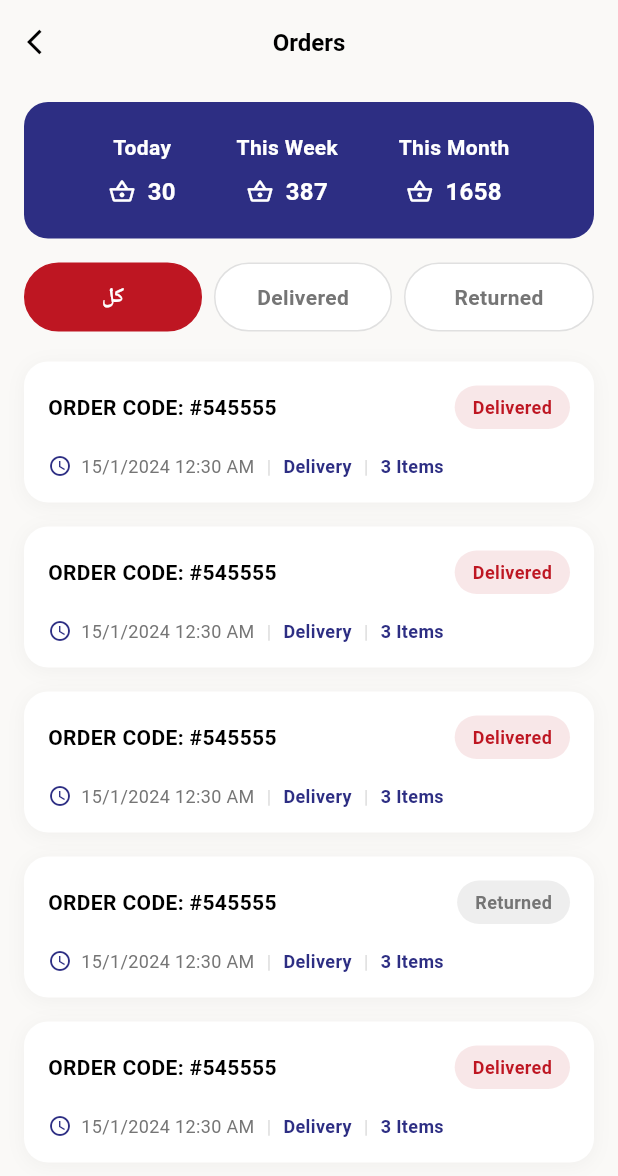
After one commit to Nour-ah/Basky_vendor, a Flutter app: the MyOrdersPage screen opened directly, on a phone screen of 412 x 824 dp. The commit adds this screen. Shown: the top 1176 px of the screen. Run offline on Flutter 3.47's test engine with Material 3 defaults, Android fonts, the phone set to English and light mode, and no system bars; our stand-ins replace cached_network_image, chewie, dartz, dio, equatable, flutter_bloc and 7 more; accounts and stored records are empty; Roboto replaces fonts that are missing (CoHeadline).

Commit message:
add my orders

```diff
--- a/lib/core/theme/app_strings.dart
+++ b/lib/core/theme/app_strings.dart
@@ -50,4 +50,15 @@ class AppStrings {
   static const String appSettings = "App Settings";
   static const String privacyPolicy = "Privacy Policy";
   static const String logOut = "Log Out";
+
+  // Orders
+  static const String orders = "Orders";
+  static const String today = "Today";
+  static const String thisWeek = "This Week";
+  static const String thisMonth = "This Month";
+  static const String delivered = "Delivered";
+  static const String returned = "Returned";
+  static const String orderCode = "ORDER CODE";
+  static const String delivery = "Delivery";
+  static const String items = "Items";
 }
--- a/lib/features/home/presentation/widgets/home_drawer.dart
+++ b/lib/features/home/presentation/widgets/home_drawer.dart
@@ -2,6 +2,7 @@ import 'package:flutter/material.dart';
 import '../../../../core/theme/app_colors.dart';
 import '../../../../core/theme/app_strings.dart';
 import '../../../../core/theme/app_text_styles.dart';
+import '../../../orders/presentation/pages/my_orders_page.dart';
 import '../models/drawer_item_model.dart';
 import 'drawer_header_widget.dart';
 import 'drawer_item_widget.dart';
@@ -30,7 +31,12 @@ class HomeDrawer extends StatelessWidget {
       DrawerItemModel(
         icon: Icons.list_alt,
         title: AppStrings.myOrders,
-        onTap: () {},
+        onTap: () {
+          Navigator.push(
+            context,
+            MaterialPageRoute(builder: (context) => const MyOrdersPage()),
+          );
+        },
       ),
       DrawerItemModel(
         icon: Icons.restaurant_outlined,
--- /dev/null
+++ b/lib/features/orders/presentation/models/order_card_model.dart
@@ -0,0 +1,17 @@
+class OrderCardModel {
+  final String orderCode;
+  final String status; // e.g., "Delivered", "Returned"
+  final String dateTime;
+  final String orderType; // e.g., "Delivery"
+  final int itemCount;
+
+  OrderCardModel({
+    required this.orderCode,
+    required this.status,
+    required this.dateTime,
+    required this.orderType,
+    required this.itemCount,
+  });
+
+  bool get isDelivered => status.toLowerCase() == 'delivered';
+}
--- /dev/null
+++ b/lib/features/orders/presentation/models/order_summary_model.dart
@@ -0,0 +1,11 @@
+class OrderSummaryModel {
+  final int todayOrders;
+  final int thisWeekOrders;
+  final int thisMonthOrders;
+
+  OrderSummaryModel({
+    required this.todayOrders,
+    required this.thisWeekOrders,
+    required this.thisMonthOrders,
+  });
+}
--- /dev/null
+++ b/lib/features/orders/presentation/pages/my_orders_page.dart
@@ -0,0 +1,134 @@
+import 'package:flutter/material.dart';
+import '../../../../core/theme/app_colors.dart';
+import '../../../../core/theme/app_strings.dart';
+import '../../../../core/theme/app_text_styles.dart';
+import '../models/order_card_model.dart';
+import '../models/order_summary_model.dart';
+import '../widgets/order_item_card.dart';
+import '../widgets/orders_filter_tabs.dart';
+import '../widgets/orders_statistics_card.dart';
+
+class MyOrdersPage extends StatefulWidget {
+  const MyOrdersPage({super.key});
+
+  @override
+  State<MyOrdersPage> createState() => _MyOrdersPageState();
+}
+
+class _MyOrdersPageState extends State<MyOrdersPage> {
+  String _selectedFilter = AppStrings.all;
+
+  final List<String> _filters = [
+    AppStrings.all,
+    AppStrings.delivered,
+    AppStrings.returned,
+  ];
+
+  // Dummy statistics
+  final OrderSummaryModel _summary = OrderSummaryModel(
+    todayOrders: 30,
+    thisWeekOrders: 387,
+    thisMonthOrders: 1658,
+  );
+
+  // Dummy orders list
+  final List<OrderCardModel> _dummyOrders = [
+    OrderCardModel(
+      orderCode: '#545555',
+      status: AppStrings.delivered,
+      dateTime: '15/1/2024 12:30 AM',
+      orderType: AppStrings.delivery,
+      itemCount: 3,
+    ),
+    OrderCardModel(
+      orderCode: '#545555',
+      status: AppStrings.delivered,
+      dateTime: '15/1/2024 12:30 AM',
+      orderType: AppStrings.delivery,
+      itemCount: 3,
+    ),
+    OrderCardModel(
+      orderCode: '#545555',
+      status: AppStrings.delivered,
+      dateTime: '15/1/2024 12:30 AM',
+      orderType: AppStrings.delivery,
+      itemCount: 3,
+    ),
+    OrderCardModel(
+      orderCode: '#545555',
+      status: AppStrings.returned,
+      dateTime: '15/1/2024 12:30 AM',
+      orderType: AppStrings.delivery,
+      itemCount: 3,
+    ),
+    OrderCardModel(
+      orderCode: '#545555',
+      status: AppStrings.delivered,
+      dateTime: '15/1/2024 12:30 AM',
+      orderType: AppStrings.delivery,
+      itemCount: 3,
+    ),
+  ];
+
+  @override
+  Widget build(BuildContext context) {
+    // Basic local filter implementation
+    List<OrderCardModel> displayedOrders = _dummyOrders;
+    if (_selectedFilter != AppStrings.all) {
+      displayedOrders = _dummyOrders
+          .where((order) => order.status == _selectedFilter)
+          .toList();
+    }
+
+    return Scaffold(
+      backgroundColor: AppColors.background,
+      appBar: AppBar(
+        backgroundColor: AppColors.background,
+        elevation: 0,
+        centerTitle: true,
+        leading: IconButton(
+          icon: const Icon(
+            Icons.arrow_back_ios,
+            color: AppColors.black,
+            size: 20,
+          ),
+          onPressed: () => Navigator.pop(context),
+        ),
+        title: Text(AppStrings.orders, style: AppTextStyle.fontBlack16Bold),
+      ),
+      body: SafeArea(
+        child: Padding(
+          padding: const EdgeInsets.symmetric(horizontal: 16.0),
+          child: Column(
+            children: [
+              const SizedBox(height: 12),
+              OrdersStatisticsCard(summary: _summary),
+              const SizedBox(height: 16),
+              OrdersFilterTabs(
+                selectedFilter: _selectedFilter,
+                filters: _filters,
+                onFilterChanged: (filter) {
+                  setState(() {
+                    _selectedFilter = filter;
+                  });
+                },
+              ),
+              const SizedBox(height: 20),
+              // Expanded ListView for orders
+              Expanded(
+                child: ListView.separated(
+                  itemCount: displayedOrders.length,
+                  separatorBuilder: (context, index) =>
+                      const SizedBox(height: 16),
+                  itemBuilder: (context, index) {
+                    return OrderItemCard(order: displayedOrders[index]);
+                  },
+                ),
+              ),
+            ],
+          ),
+        ),
+      ),
+    );
+  }
+}
--- /dev/null
+++ b/lib/features/orders/presentation/widgets/order_item_card.dart
@@ -0,0 +1,102 @@
+import 'package:flutter/material.dart';
+import '../../../../core/theme/app_colors.dart';
+import '../../../../core/theme/app_strings.dart';
+import '../../../../core/theme/app_text_styles.dart';
+import '../models/order_card_model.dart';
+
+class OrderItemCard extends StatelessWidget {
+  const OrderItemCard({super.key, required this.order});
+
+  final OrderCardModel order;
+
+  @override
+  Widget build(BuildContext context) {
+    // Determine colors based on status (Delivered vs Return/other)
+    final isDelivered = order.isDelivered;
+    final statusColor = isDelivered ? AppColors.red : AppColors.grey;
+    final statusBgColor = isDelivered
+        ? AppColors.red.withOpacity(0.1)
+        : AppColors.greyLight;
+
+    return Container(
+      padding: const EdgeInsets.all(16.0),
+      decoration: BoxDecoration(
+        color: AppColors.white,
+        borderRadius: BorderRadius.circular(16),
+        boxShadow: [
+          BoxShadow(
+            color: Colors.black.withOpacity(0.04),
+            offset: const Offset(0, 2),
+            blurRadius: 10,
+          ),
+        ],
+      ),
+      child: Column(
+        crossAxisAlignment: CrossAxisAlignment.start,
+        children: [
+          // Row 1: Order Code and Status Badge
+          Row(
+            mainAxisAlignment: MainAxisAlignment.spaceBetween,
+            children: [
+              Text(
+                '${AppStrings.orderCode}: ${order.orderCode}',
+                style: AppTextStyle.fontBlack14Bold,
+              ),
+              Container(
+                padding: const EdgeInsets.symmetric(
+                  horizontal: 12,
+                  vertical: 6,
+                ),
+                decoration: BoxDecoration(
+                  color: statusBgColor,
+                  borderRadius: BorderRadius.circular(16),
+                ),
+                child: Text(
+                  order.status,
+                  style: AppTextStyle.fontRed14Bold.copyWith(
+                    color: statusColor,
+                    fontSize: 12,
+                  ),
+                ),
+              ),
+            ],
+          ),
+          const SizedBox(height: 16),
+          // Row 2: Date, Type, Items Count
+          Row(
+            children: [
+              Icon(
+                Icons.access_time_outlined,
+                color: AppColors.primary,
+                size: 16,
+              ),
+              const SizedBox(width: 6),
+              Text(order.dateTime, style: AppTextStyle.fontGrey12Regular),
+              _buildDivider(),
+              Text(
+                order.orderType,
+                style: AppTextStyle.fontPrimary12Regular.copyWith(
+                  fontWeight: FontWeight.w600,
+                ),
+              ),
+              _buildDivider(),
+              Text(
+                '${order.itemCount} ${AppStrings.items}',
+                style: AppTextStyle.fontPrimary12Regular.copyWith(
+                  fontWeight: FontWeight.w600,
+                ),
+              ),
+            ],
+          ),
+        ],
+      ),
+    );
+  }
+
+  Widget _buildDivider() {
+    return Padding(
+      padding: const EdgeInsets.symmetric(horizontal: 8.0),
+      child: Text('|', style: TextStyle(color: AppColors.border, fontSize: 12)),
+    );
+  }
+}
--- /dev/null
+++ b/lib/features/orders/presentation/widgets/orders_filter_tabs.dart
@@ -0,0 +1,55 @@
+import 'package:flutter/material.dart';
+import '../../../../core/theme/app_colors.dart';
+import '../../../../core/theme/app_text_styles.dart';
+
+class OrdersFilterTabs extends StatelessWidget {
+  const OrdersFilterTabs({
+    super.key,
+    required this.selectedFilter,
+    required this.onFilterChanged,
+    required this.filters,
+  });
+
+  final String selectedFilter;
+  final ValueChanged<String> onFilterChanged;
+  final List<String> filters;
+
+  @override
+  Widget build(BuildContext context) {
+    return Row(
+      children: filters.map((filter) {
+        final isSelected = filter == selectedFilter;
+        return Expanded(
+          child: GestureDetector(
+            onTap: () => onFilterChanged(filter),
+            child: AnimatedContainer(
+              duration: const Duration(milliseconds: 200),
+              margin: EdgeInsets.only(
+                right: filter != filters.last ? 8.0 : 0.0,
+              ),
+              padding: const EdgeInsets.symmetric(vertical: 12),
+              decoration: BoxDecoration(
+                color: isSelected ? AppColors.red : AppColors.white,
+                borderRadius: BorderRadius.circular(24),
+                border: Border.all(
+                  color: isSelected ? AppColors.red : AppColors.border,
+                ),
+              ),
+              alignment: Alignment.center,
+              child: Text(
+                filter,
+                style: isSelected
+                    ? AppTextStyle.fontWhite14Regular.copyWith(
+                        fontWeight: FontWeight.bold,
+                      )
+                    : AppTextStyle.fontGrey14Regular.copyWith(
+                        fontWeight: FontWeight.w600,
+                      ),
+              ),
+            ),
+          ),
+        );
+      }).toList(),
+    );
+  }
+}
--- /dev/null
+++ b/lib/features/orders/presentation/widgets/orders_statistics_card.dart
@@ -0,0 +1,57 @@
+import 'package:flutter/material.dart';
+import '../../../../core/theme/app_colors.dart';
+import '../../../../core/theme/app_strings.dart';
+import '../../../../core/theme/app_text_styles.dart';
+import '../models/order_summary_model.dart';
+
+class OrdersStatisticsCard extends StatelessWidget {
+  const OrdersStatisticsCard({super.key, required this.summary});
+
+  final OrderSummaryModel summary;
+
+  @override
+  Widget build(BuildContext context) {
+    return Container(
+      padding: const EdgeInsets.symmetric(vertical: 20, horizontal: 16),
+      decoration: BoxDecoration(
+        color: AppColors.primary,
+        borderRadius: BorderRadius.circular(16),
+      ),
+      child: Row(
+        mainAxisAlignment: MainAxisAlignment.spaceEvenly,
+        children: [
+          _buildStatItem(AppStrings.today, summary.todayOrders),
+          _buildStatItem(AppStrings.thisWeek, summary.thisWeekOrders),
+          _buildStatItem(AppStrings.thisMonth, summary.thisMonthOrders),
+        ],
+      ),
+    );
+  }
+
+  Widget _buildStatItem(String title, int count) {
+    return Column(
+      children: [
+        Text(
+          title,
+          style: AppTextStyle.fontWhite14Regular.copyWith(
+            fontWeight: FontWeight.bold,
+          ),
+        ),
+        const SizedBox(height: 8),
+        Row(
+          mainAxisSize: MainAxisSize.min,
+          crossAxisAlignment: CrossAxisAlignment.center,
+          children: [
+            const Icon(
+              Icons.shopping_basket_outlined,
+              color: AppColors.white,
+              size: 18,
+            ),
+            const SizedBox(width: 8),
+            Text(count.toString(), style: AppTextStyle.fontWhite16Bold),
+          ],
+        ),
+      ],
+    );
+  }
+}
```
